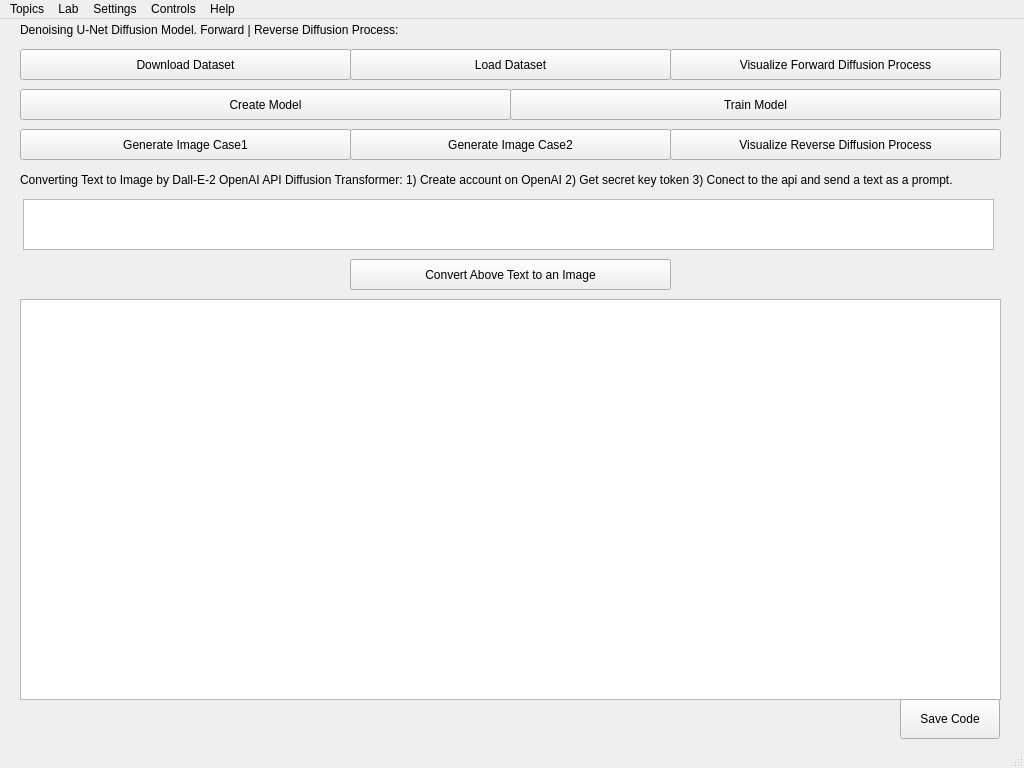
Before: the Qt Designer form ui.ui in mehrdadeahady/CV_with_ML_and_DL, drawn with Qt 5.
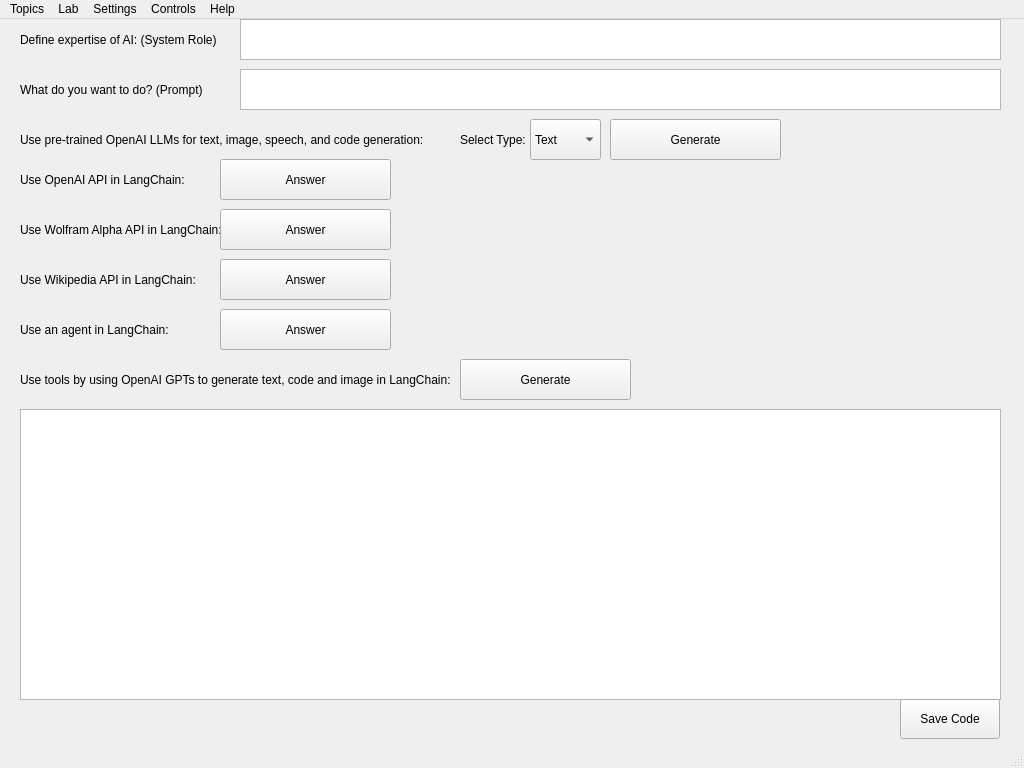
After: the same form once the commit is applied. Icons and pictures are not drawn.

Commit message: UI for Prompt Engineering in OpenAI and LangChain added.

```diff
--- a/ui.ui
+++ b/ui.ui
@@ -100,7 +100,7 @@
      </size>
     </property>
     <property name="currentIndex">
-     <number>18</number>
+     <number>19</number>
     </property>
     <widget class="QWidget" name="page_ImagesAndColorsManipulationsAndOprations">
      <property name="sizePolicy">
@@ -7609,6 +7609,276 @@
       </property>
      </widget>
     </widget>
+    <widget class="QWidget" name="page_OpenAIPromptEngineeringLangChain">
+     <widget class="QLabel" name="label_GenerateByLLM_OpenAIPromptEngineeringLangChain">
+      <property name="geometry">
+       <rect>
+        <x>10</x>
+        <y>100</y>
+        <width>421</width>
+        <height>41</height>
+       </rect>
+      </property>
+      <property name="text">
+       <string>Use pre-trained OpenAI LLMs for text, image, speech, and code generation:</string>
+      </property>
+     </widget>
+     <widget class="QPushButton" name="pushButton_GenerateByLLM_OpenAIPromptEngineeringLangChain">
+      <property name="geometry">
+       <rect>
+        <x>600</x>
+        <y>100</y>
+        <width>171</width>
+        <height>41</height>
+       </rect>
+      </property>
+      <property name="text">
+       <string>Generate</string>
+      </property>
+     </widget>
+     <widget class="QTextBrowser" name="textBrowser_OpenAIPromptEngineeringLangChain">
+      <property name="geometry">
+       <rect>
+        <x>10</x>
+        <y>390</y>
+        <width>981</width>
+        <height>291</height>
+       </rect>
+      </property>
+     </widget>
+     <widget class="QPushButton" name="pushButton_SaveCode_OpenAIPromptEngineeringLangChain">
+      <property name="geometry">
+       <rect>
+        <x>890</x>
+        <y>680</y>
+        <width>100</width>
+        <height>40</height>
+       </rect>
+      </property>
+      <property name="text">
+       <string>Save Code</string>
+      </property>
+     </widget>
+     <widget class="QComboBox" name="comboBox_OpenAIPromptEngineeringLangChain">
+      <property name="geometry">
+       <rect>
+        <x>520</x>
+        <y>100</y>
+        <width>71</width>
+        <height>41</height>
+       </rect>
+      </property>
+      <item>
+       <property name="text">
+        <string>Text</string>
+       </property>
+      </item>
+      <item>
+       <property name="text">
+        <string>Image</string>
+       </property>
+      </item>
+      <item>
+       <property name="text">
+        <string>Speech</string>
+       </property>
+      </item>
+      <item>
+       <property name="text">
+        <string>Code</string>
+       </property>
+      </item>
+     </widget>
+     <widget class="QLabel" name="label_SelectType_OpenAIPromptEngineeringLangChain">
+      <property name="geometry">
+       <rect>
+        <x>450</x>
+        <y>100</y>
+        <width>71</width>
+        <height>41</height>
+       </rect>
+      </property>
+      <property name="text">
+       <string>Select Type:</string>
+      </property>
+     </widget>
+     <widget class="QLabel" name="label_SystemRole_OpenAIPromptEngineeringLangChain">
+      <property name="geometry">
+       <rect>
+        <x>10</x>
+        <y>0</y>
+        <width>221</width>
+        <height>41</height>
+       </rect>
+      </property>
+      <property name="text">
+       <string>Define expertise of AI: (System Role)</string>
+      </property>
+     </widget>
+     <widget class="QPlainTextEdit" name="plainTextEdit_SystemRole_OpenAIPromptEngineeringLangChain">
+      <property name="geometry">
+       <rect>
+        <x>230</x>
+        <y>0</y>
+        <width>761</width>
+        <height>41</height>
+       </rect>
+      </property>
+     </widget>
+     <widget class="QLabel" name="label_Prompt_OpenAIPromptEngineeringLangChain">
+      <property name="geometry">
+       <rect>
+        <x>10</x>
+        <y>50</y>
+        <width>221</width>
+        <height>41</height>
+       </rect>
+      </property>
+      <property name="text">
+       <string>What do you want to do? (Prompt)</string>
+      </property>
+     </widget>
+     <widget class="QPlainTextEdit" name="plainTextEdit_Prompt_OpenAIPromptEngineeringLangChain">
+      <property name="geometry">
+       <rect>
+        <x>230</x>
+        <y>50</y>
+        <width>761</width>
+        <height>41</height>
+       </rect>
+      </property>
+     </widget>
+     <widget class="QLabel" name="label_Ans1LangChain_OpenAIPromptEngineeringLangChain">
+      <property name="geometry">
+       <rect>
+        <x>10</x>
+        <y>140</y>
+        <width>171</width>
+        <height>41</height>
+       </rect>
+      </property>
+      <property name="text">
+       <string>Use OpenAI API in LangChain:</string>
+      </property>
+     </widget>
+     <widget class="QPushButton" name="pushButton_Ans1LangChain_OpenAIPromptEngineeringLangChain">
+      <property name="geometry">
+       <rect>
+        <x>210</x>
+        <y>140</y>
+        <width>171</width>
+        <height>41</height>
+       </rect>
+      </property>
+      <property name="text">
+       <string>Answer</string>
+      </property>
+     </widget>
+     <widget class="QLabel" name="label_Ans2LangChain_OpenAIPromptEngineeringLangChain">
+      <property name="geometry">
+       <rect>
+        <x>10</x>
+        <y>190</y>
+        <width>201</width>
+        <height>41</height>
+       </rect>
+      </property>
+      <property name="text">
+       <string>Use Wolfram Alpha API in LangChain:</string>
+      </property>
+     </widget>
+     <widget class="QLabel" name="label_Ans3LangChain_OpenAIPromptEngineeringLangChain">
+      <property name="geometry">
+       <rect>
+        <x>10</x>
+        <y>240</y>
+        <width>181</width>
+        <height>41</height>
+       </rect>
+      </property>
+      <property name="text">
+       <string>Use Wikipedia API in LangChain:</string>
+      </property>
+     </widget>
+     <widget class="QPushButton" name="pushButton_Ans2LangChain_OpenAIPromptEngineeringLangChain">
+      <property name="geometry">
+       <rect>
+        <x>210</x>
+        <y>190</y>
+        <width>171</width>
+        <height>41</height>
+       </rect>
+      </property>
+      <property name="text">
+       <string>Answer</string>
+      </property>
+     </widget>
+     <widget class="QPushButton" name="pushButton_Ans3LangChain_OpenAIPromptEngineeringLangChain">
+      <property name="geometry">
+       <rect>
+        <x>210</x>
+        <y>240</y>
+        <width>171</width>
+        <height>41</height>
+       </rect>
+      </property>
+      <property name="text">
+       <string>Answer</string>
+      </property>
+     </widget>
+     <widget class="QLabel" name="label_Ans4LangChain_OpenAIPromptEngineeringLangChain">
+      <property name="geometry">
+       <rect>
+        <x>10</x>
+        <y>290</y>
+        <width>171</width>
+        <height>41</height>
+       </rect>
+      </property>
+      <property name="text">
+       <string>Use an agent in LangChain:</string>
+      </property>
+     </widget>
+     <widget class="QPushButton" name="pushButton_Ans4LangChain_OpenAIPromptEngineeringLangChain">
+      <property name="geometry">
+       <rect>
+        <x>210</x>
+        <y>290</y>
+        <width>171</width>
+        <height>41</height>
+       </rect>
+      </property>
+      <property name="text">
+       <string>Answer</string>
+      </property>
+     </widget>
+     <widget class="QLabel" name="label_GenerateByToolInLangChain_OpenAIPromptEngineeringLangChain">
+      <property name="geometry">
+       <rect>
+        <x>10</x>
+        <y>340</y>
+        <width>441</width>
+        <height>41</height>
+       </rect>
+      </property>
+      <property name="text">
+       <string>Use tools by using OpenAI GPTs to generate text, code and image in LangChain:</string>
+      </property>
+     </widget>
+     <widget class="QPushButton" name="pushButton_GenerateByToolInLangChain_OpenAIPromptEngineeringLangChain">
+      <property name="geometry">
+       <rect>
+        <x>450</x>
+        <y>340</y>
+        <width>171</width>
+        <height>41</height>
+       </rect>
+      </property>
+      <property name="text">
+       <string>Generate</string>
+      </property>
+     </widget>
+    </widget>
     <widget class="QWidget" name="page_AboutAuthorDeveloper">
      <widget class="QTextBrowser" name="textBrowser_AboutAuthorDeveloper">
       <property name="geometry">
```
The commit also changes 4 other files.
